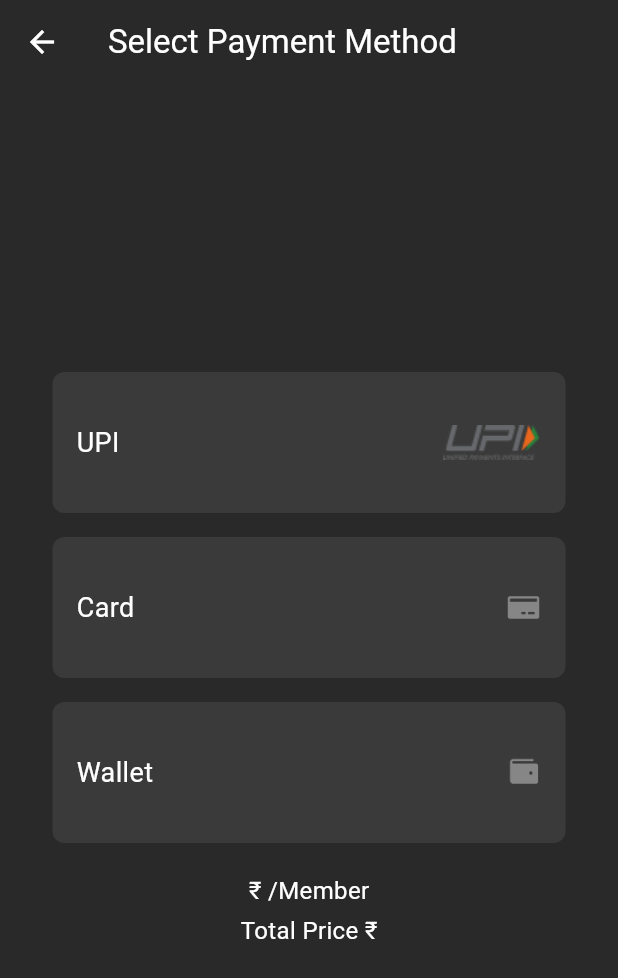
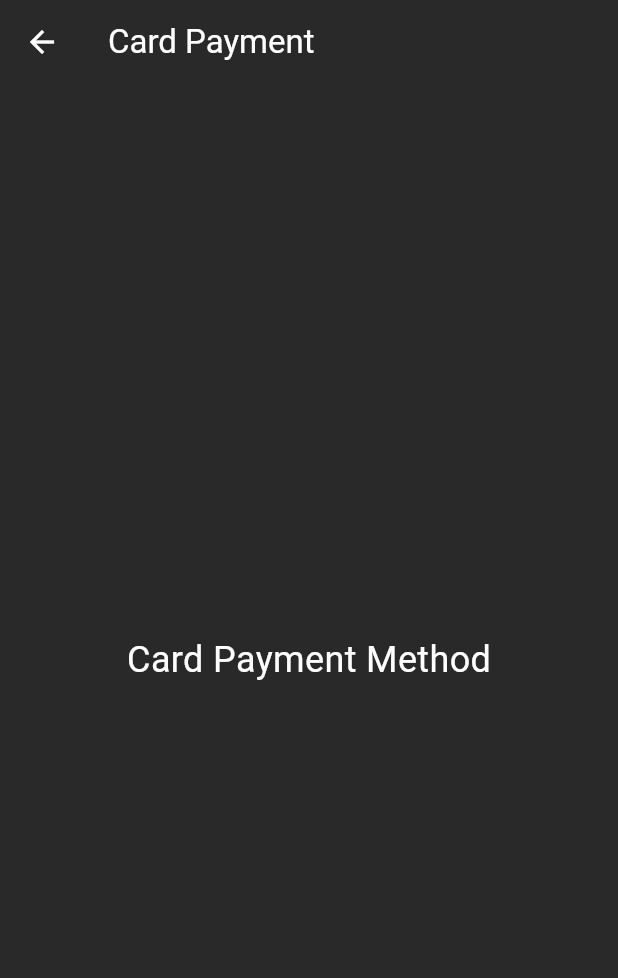
Before and after one commit to KrtiinSharma/nido_app, a Flutter app: the PaymentMethodScreen screen opened directly with empty values, after a tap on "Card", on a phone screen of 412 x 824 dp. Shown: the top 978 px of the screen. Run offline on Flutter 3.47's test engine with Material 3 defaults, Android fonts, the phone set to English and light mode, and no system bars; our stand-ins replace image_picker; missing offline and left inert: barcode_scan2.

Commit message:
basic payment pages

```diff
--- /dev/null
+++ b/lib/card_payment.dart
@@ -0,0 +1,27 @@
+import 'package:flutter/material.dart';
+
+class CardPaymentScreen extends StatelessWidget {
+  @override
+  Widget build(BuildContext context) {
+    return Scaffold(
+      backgroundColor: const Color(0xFF292929),
+      appBar: AppBar(
+        title:
+            const Text('Card Payment', style: TextStyle(color: Colors.white)),
+        backgroundColor: const Color(0xFF292929),
+        leading: IconButton(
+          icon: const Icon(Icons.arrow_back, color: Colors.white),
+          onPressed: () {
+            Navigator.pop(context);
+          },
+        ),
+      ),
+      body: Center(
+        child: const Text(
+          'Card Payment Method',
+          style: TextStyle(color: Colors.white, fontSize: 24),
+        ),
+      ),
+    );
+  }
+}
--- a/lib/tour_details.dart
+++ b/lib/tour_details.dart
@@ -1,4 +1,7 @@
 import 'package:flutter/material.dart';
+import 'upi_payment.dart'; // Import UPI Payment Screen
+import 'card_payment.dart'; // Import Card Payment Screen
+import 'wallet_payment.dart'; // Import Wallet Payment Screen
 
 class TourDetailsScreen extends StatelessWidget {
   final String title;
@@ -669,25 +672,28 @@ class PaymentMethodScreen extends StatelessWidget {
             style: TextStyle(color: Colors.white)),
         backgroundColor: const Color(0xFF292929),
         leading: IconButton(
-          icon: const Icon(Icons.arrow_back, color: Colors.white), // Back icon
+          icon: const Icon(Icons.arrow_back, color: Colors.white),
           onPressed: () {
-            Navigator.pop(context); // Navigate back
+            Navigator.pop(context);
           },
         ),
       ),
       body: Center(
-        // Center the content
         child: Padding(
           padding: const EdgeInsets.all(16.0),
           child: Column(
-            mainAxisAlignment:
-                MainAxisAlignment.center, // Center the column content
+            mainAxisAlignment: MainAxisAlignment.center,
             crossAxisAlignment: CrossAxisAlignment.center,
             children: [
               // UPI Box
               GestureDetector(
                 onTap: () {
-                  // Handle UPI payment logic
+                  Navigator.push(
+                    context,
+                    MaterialPageRoute(
+                        builder: (context) =>
+                            UpiPaymentScreen()), // Navigate to UPI Payment
+                  );
                 },
                 child: Container(
                   width: 342,
@@ -704,7 +710,7 @@ class PaymentMethodScreen extends StatelessWidget {
                         'UPI',
                         style: TextStyle(color: Colors.white, fontSize: 18),
                       ),
-                      Image.asset('lib/images/UPI.png', height: 24), // UPI icon
+                      Image.asset('lib/images/UPI.png', height: 24),
                     ],
                   ),
                 ),
@@ -714,7 +720,12 @@ class PaymentMethodScreen extends StatelessWidget {
               // Card Box
               GestureDetector(
                 onTap: () {
-                  // Handle Card payment logic
+                  Navigator.push(
+                    context,
+                    MaterialPageRoute(
+                        builder: (context) =>
+                            CardPaymentScreen()), // Navigate to Card Payment
+                  );
                 },
                 child: Container(
                   width: 342,
@@ -731,8 +742,7 @@ class PaymentMethodScreen extends StatelessWidget {
                         'Card',
                         style: TextStyle(color: Colors.white, fontSize: 18),
                       ),
-                      Image.asset('lib/images/CreditCard.png',
-                          height: 24), // Credit Card icon
+                      Image.asset('lib/images/CreditCard.png', height: 24),
                     ],
                   ),
                 ),
@@ -742,7 +752,12 @@ class PaymentMethodScreen extends StatelessWidget {
               // Wallet Box
               GestureDetector(
                 onTap: () {
-                  // Handle Wallet payment logic
+                  Navigator.push(
+                    context,
+                    MaterialPageRoute(
+                        builder: (context) =>
+                            WalletPaymentScreen()), // Navigate to Wallet Payment
+                  );
                 },
                 child: Container(
                   width: 342,
@@ -759,8 +774,7 @@ class PaymentMethodScreen extends StatelessWidget {
                         'Wallet',
                         style: TextStyle(color: Colors.white, fontSize: 18),
                       ),
-                      Image.asset('lib/images/Wallet.png',
-                          height: 24), // Wallet icon
+                      Image.asset('lib/images/Wallet.png', height: 24),
                     ],
                   ),
                 ),
```
Also changed, not shown: lib/upi_payment.dart (added, +26 -0 lines), lib/wallet_payment.dart (added, +27 -0 lines).
